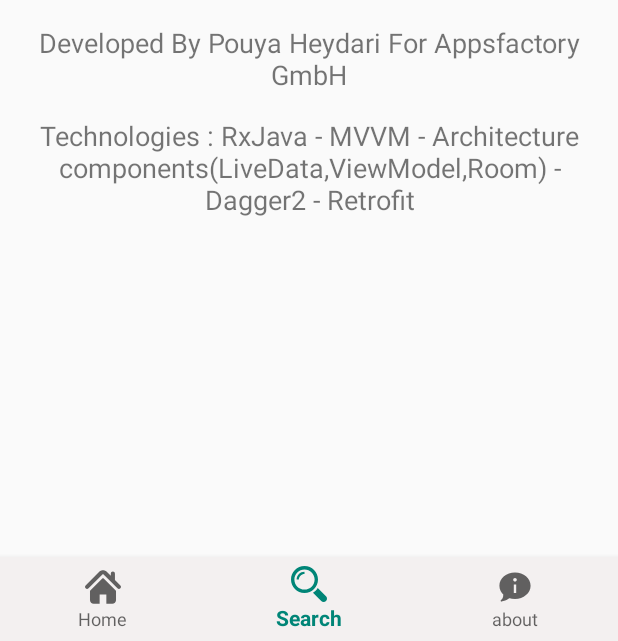
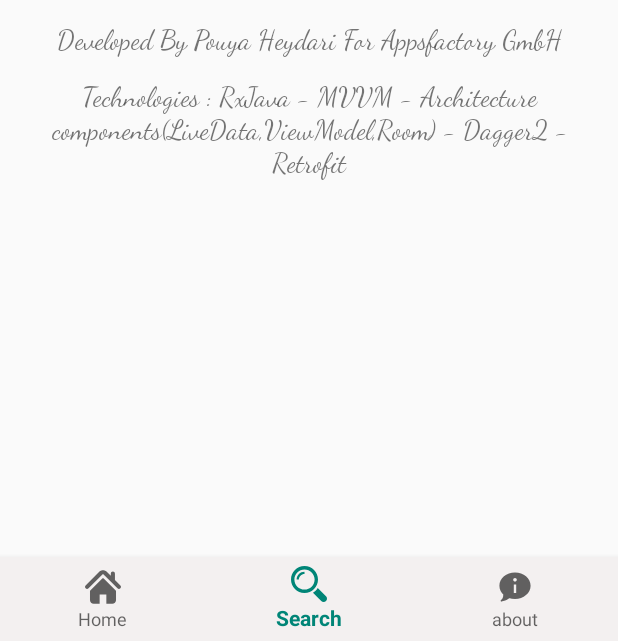
Before and after one commit to HeyPouya/MusicManager, an Android app: the fragment AboutMeFragment placed in its activity, item 2 of the bottom bar chosen, on a phone screen of 412 x 824 dp, the part 595-1236 px from its top. Run offline under Robolectric (Android 15) with nearby library versions, the phone set to English and light mode, and no system bars; our stand-ins replace RxJava; libraries missing offline, so code that uses them is left out: com.orhanobut.logger.

Commit message:
fixed an issue in FragmentUtils - changed 2 fonts in AboutMeFragment

```diff
--- a/app/src/main/java/ir/heydarii/musicmanager/utils/FragmentUtils.kt
+++ b/app/src/main/java/ir/heydarii/musicmanager/utils/FragmentUtils.kt
@@ -10,6 +10,7 @@ class FragmentUtils {
             val manager = fm.beginTransaction()
             manager.add(container, fragment, fragment::class.java.simpleName)
             manager.hide(fragment)
+            manager.commit()
         }
     }
 }
--- a/app/src/main/res/layout/fragment_about_me.xml
+++ b/app/src/main/res/layout/fragment_about_me.xml
@@ -43,6 +43,7 @@
             android:layout_marginStart="8dp"
             android:layout_marginTop="16dp"
             android:layout_marginEnd="8dp"
+            android:fontFamily="cursive"
             android:gravity="center"
             android:text="@string/copy_right"
             android:textSize="18sp"
@@ -57,6 +58,7 @@
             android:layout_marginStart="8dp"
             android:layout_marginTop="16dp"
             android:layout_marginEnd="8dp"
+            android:fontFamily="cursive"
             android:gravity="center"
             android:text="@string/technologies_description"
             android:textSize="18sp"
```
